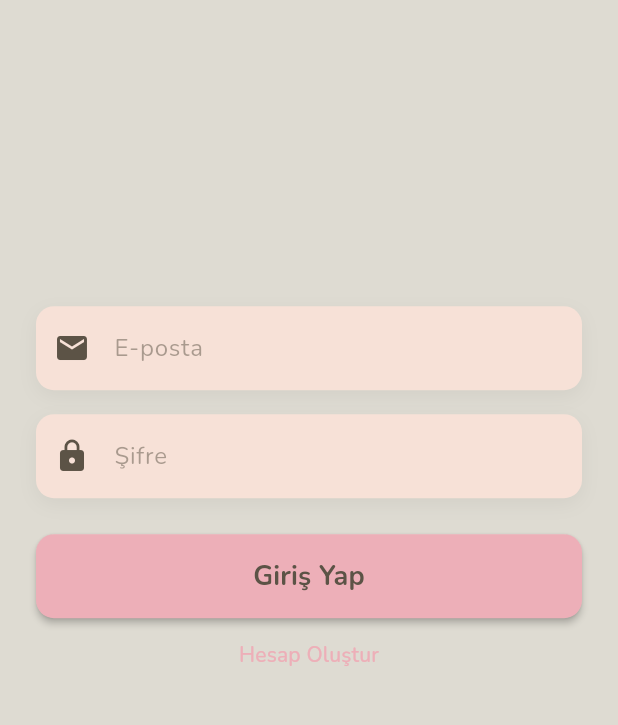
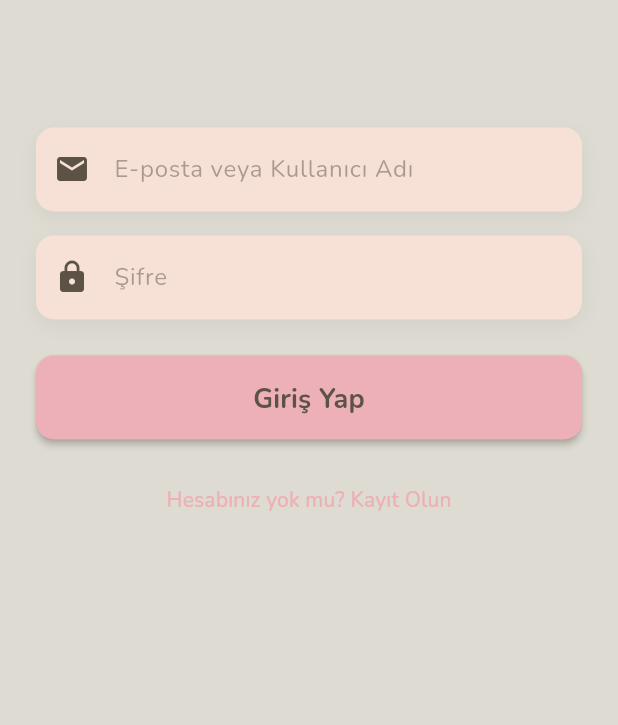
Before and after one commit to Nesibe-Toprak/flowersapp, a Flutter app: the screen it shows after launch, on a phone screen of 412 x 824 dp, the part 367-1092 px from its top. Run offline on Flutter 3.47's test engine with Material 3 defaults, Android fonts, the phone set to English and light mode, and no system bars; our stand-ins replace equatable, flutter_bloc, get_it, google_fonts, supabase_flutter; accounts and stored records are empty.

Commit message:
giriş ekranı düzeltmesi yapıldı

```diff
--- a/flowersapp/lib/presentation/pages/login_page.dart
+++ b/flowersapp/lib/presentation/pages/login_page.dart
@@ -15,11 +15,14 @@ class LoginPage extends StatefulWidget {
 class _LoginPageState extends State<LoginPage> {
   final _emailController = TextEditingController();
   final _passwordController = TextEditingController();
+  final _usernameController = TextEditingController();
+  final _nameController = TextEditingController();
+  bool _isLoginMode = true;
 
   @override
   Widget build(BuildContext context) {
     return Scaffold(
-      body: BlocListener<AuthBloc, AuthState>(
+      body: BlocConsumer<AuthBloc, AuthState>(
         listener: (context, state) {
           if (state is AuthAuthenticated) {
             // Navigate to Dashboard (Placeholder for now)
@@ -30,9 +33,18 @@ class _LoginPageState extends State<LoginPage> {
             ScaffoldMessenger.of(context).showSnackBar(
               SnackBar(content: Text(state.message)),
             );
+          } else if (state is AuthSignUpSuccess) {
+            ScaffoldMessenger.of(context).showSnackBar(
+              const SnackBar(content: Text('Kayıt Başarılı! Lütfen giriş yapın.')),
+            );
+            // Optional: Switch to login mode automatically
+            // setState(() { _isLoginMode = true; }); // Cannot call setState inside clean stateless logic easily without context access or changing current widget state.
+            // Since we are in a listener of a StatefulWidget, we CAN call setState if we want, or just let user do it.
+            // Let's just show message for now as we are inside the listener callback of _LoginPageState.
           }
         },
-        child: SingleChildScrollView(
+        builder: (context, state) {
+          return SingleChildScrollView(
           child: SizedBox(
             height: MediaQuery.of(context).size.height,
             child: Column(
@@ -70,12 +82,21 @@ class _LoginPageState extends State<LoginPage> {
                   flex: 6,
                   child: Padding(
                     padding: const EdgeInsets.symmetric(horizontal: 24.0),
+                    child: SingleChildScrollView(
                       child: Column(
                         mainAxisAlignment: MainAxisAlignment.center,
                         children: [
+                          if (!_isLoginMode) ...[
+                            _buildTextField(
+                              controller: _usernameController,
+                              hintText: 'Kullanıcı Adı',
+                              icon: Icons.person,
+                            ),
+                            const SizedBox(height: 16),
+                          ],
                           _buildTextField(
                             controller: _emailController,
-                          hintText: 'E-posta',
+                            hintText: _isLoginMode ? 'E-posta veya Kullanıcı Adı' : 'E-posta',
                             icon: Icons.email,
                           ),
                           const SizedBox(height: 16),
@@ -90,13 +111,55 @@ class _LoginPageState extends State<LoginPage> {
                             width: double.infinity,
                             height: 56,
                             child: ElevatedButton(
-                            onPressed: () {
+                              onPressed: state is AuthLoading
+                                  ? null
+                                  : () {
+                                if (_isLoginMode) {
+                                  final input = _emailController.text.trim();
+                                  final password = _passwordController.text.trim();
+
+                                  if (input.isEmpty || password.isEmpty) {
+                                    ScaffoldMessenger.of(context).showSnackBar(
+                                      const SnackBar(content: Text('Lütfen tüm alanları doldurun.')),
+                                    );
+                                    return;
+                                  }
+
+                                  if (input.contains('@')) {
                                      context.read<AuthBloc>().add(
                                         AuthSignInRequested(
-                                      _emailController.text.trim(),
-                                      _passwordController.text.trim(),
+                                          email: input,
+                                          password: password,
                                         ),
                                       );
+                                  } else {
+                                     context.read<AuthBloc>().add(
+                                        AuthSignInRequested(
+                                          username: input,
+                                          password: password,
+                                        ),
+                                      );
+                                  }
+                                } else {
+                                  final username = _usernameController.text.trim();
+                                  final email = _emailController.text.trim();
+                                  final password = _passwordController.text.trim();
+
+                                  if (username.isEmpty || email.isEmpty || password.isEmpty) {
+                                    ScaffoldMessenger.of(context).showSnackBar(
+                                      const SnackBar(content: Text('Lütfen tüm alanları doldurun.')),
+                                    );
+                                    return;
+                                  }
+
+                                  context.read<AuthBloc>().add(
+                                        AuthSignUpRequested(
+                                          email,
+                                          password,
+                                          username,
+                                        ),
+                                      );
+                                }
                               },
                               style: ElevatedButton.styleFrom(
                                 backgroundColor: AppColors.accentPink,
@@ -105,35 +168,44 @@ class _LoginPageState extends State<LoginPage> {
                                   borderRadius: BorderRadius.circular(12),
                                 ),
                                 elevation: 2,
+                                padding: const EdgeInsets.symmetric(vertical: 16),
                               ),
-                            child: const Text(
-                              'Giriş Yap',
-                              style: TextStyle(
+                              child: state is AuthLoading
+                                ? const SizedBox(
+                                    width: 24,
+                                    height: 24,
+                                    child: CircularProgressIndicator(strokeWidth: 2, color: AppColors.darkGrey),
+                                  )
+                                : Text(
+                                  _isLoginMode ? 'Giriş Yap' : 'Kayıt Ol',
+                                  style: const TextStyle(
                                     fontSize: 18,
                                     fontWeight: FontWeight.bold,
                                   ),
                                 ),
                             ),
                           ),
+                          const SizedBox(height: 16),
                           TextButton(
                             onPressed: () {
-                             context.read<AuthBloc>().add(
-                                    AuthSignUpRequested(
-                                      _emailController.text.trim(),
-                                      _passwordController.text.trim(),
-                                    ),
-                                  );
+                              setState(() {
+                                _isLoginMode = !_isLoginMode;
+                              });
                             },
-                          child: const Text('Hesap Oluştur'),
+                            child: Text(_isLoginMode
+                                ? 'Hesabınız yok mu? Kayıt Olun'
+                                : 'Zaten hesabınız var mı? Giriş Yapın'),
                           ),
                         ],
+                      ),
                     ),
                   ),
                 ),
               ],
             ),
           ),
-        ),
+        );
+        },
        ),
     );
   }
```
Lines whose indentation alone changed are shown as unchanged.
